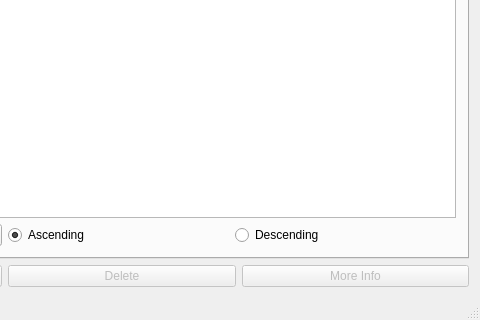
The window that vika3/Vika3/mainwindow.ui (BeanBean-Nyah/T113-VLN) describes before a commit, drawn with Qt 5; both pictures show x 470 to 950 and y 480 to 800 of the 950 by 800 pixel window.
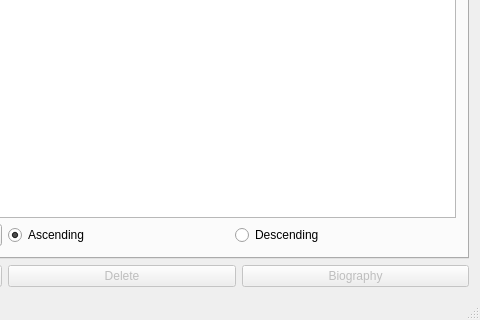
The same window after the commit. Icons and pictures are not drawn.

Diff of the .ui file:
```diff
--- a/vika3/Vika3/mainwindow.ui
+++ b/vika3/Vika3/mainwindow.ui
@@ -417,7 +417,7 @@
          <bool>false</bool>
         </property>
         <property name="text">
-         <string>More Info</string>
+         <string>Biography</string>
         </property>
        </widget>
       </item>
```
Left out of the diff: 9 changed lines with no effect on the pictures.
